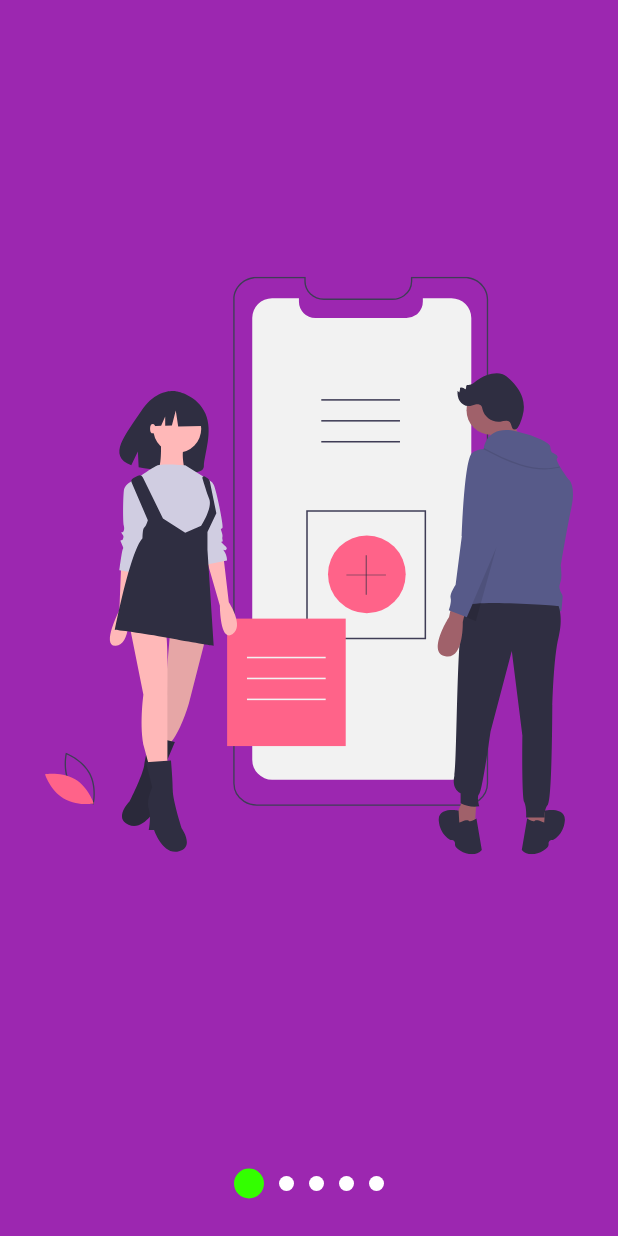
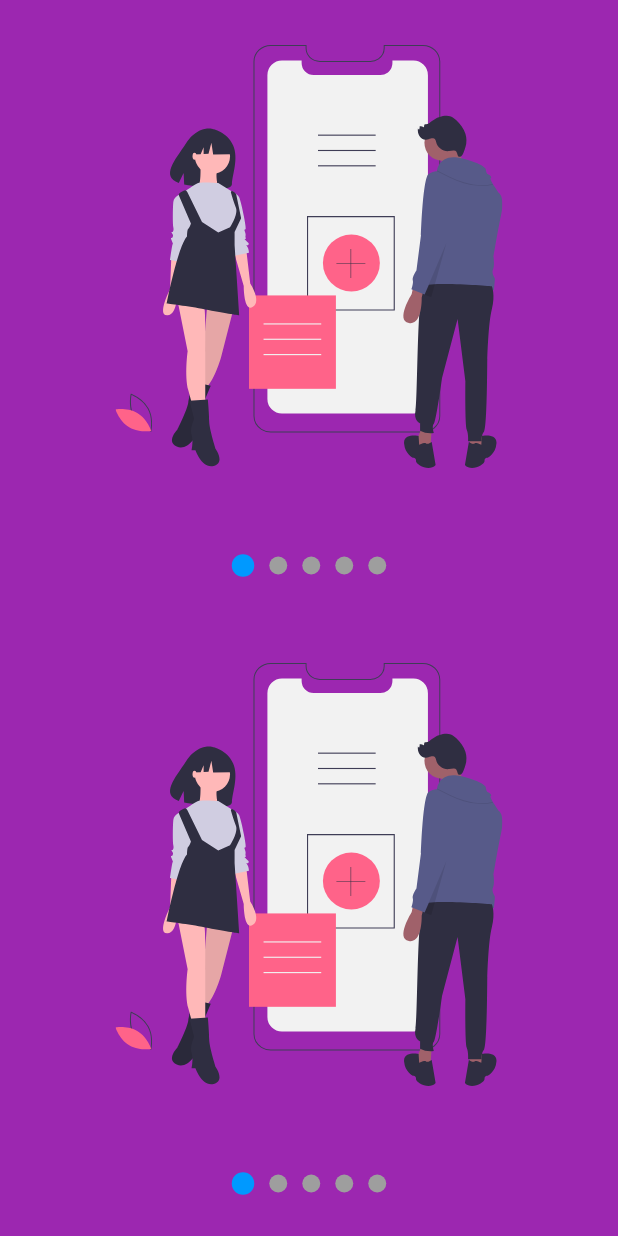
Before and after one commit to JeancarlosCarvajal/Disenos-de-Slide-Show-personalizados-para-mostrar-dispositivas, a Flutter app: the screen it shows after launch, on a phone screen of 412 x 824 dp. Run offline on Flutter 3.47's test engine with Material 2 defaults, Android fonts, the light colour scheme and no system bars; our stand-ins replace flutter_svg.

Commit message:
Refactorizando el Slide Show III

```diff
--- a/lib/src/pages/slide_show_page.dart
+++ b/lib/src/pages/slide_show_page.dart
@@ -11,12 +11,37 @@ class SlideShowPage extends StatelessWidget {
   Widget build(BuildContext context) {
     return Scaffold(
       backgroundColor: Colors.purple,
-      body: SlideShow(
-        bulletPrimario: 20,
-        bulletSecundario: 10,
+      body: SingleChildScrollView(
+        child: Column(
+          children: const [
+            _MiSlideShow(),
+            _MiSlideShow(),
+            _MiSlideShow(),
+            _MiSlideShow(),
+          ],
+        ),
+      ),
+    );
+  }
+}
+
+class _MiSlideShow extends StatelessWidget {
+  const _MiSlideShow({
+    Key? key,
+  }) : super(key: key);
+
+  @override
+  Widget build(BuildContext context) {
+    final size = MediaQuery.of(context).size;
+    // print('jean: ${size.height}');
+    return SizedBox(
+      height: size.height*0.5,
+      child: SlideShow(
+        bulletPrimario: 15,
+        bulletSecundario: 12,
         // puntosArriba: true,
-        colorPrimario: Color.fromARGB(255, 51, 255, 0),
-        colorSecundario: Colors.white,
+        colorPrimario: Color.fromARGB(255, 0, 153, 255),
+        // colorSecundario: Colors.white,
         slides: [
           SvgPicture.asset('assets/svgs/slide-1.svg'),
           SvgPicture.asset('assets/svgs/slide-2.svg'),
```
Also changed, not shown: appearance/movie-2.gif (added), 2 other files.
